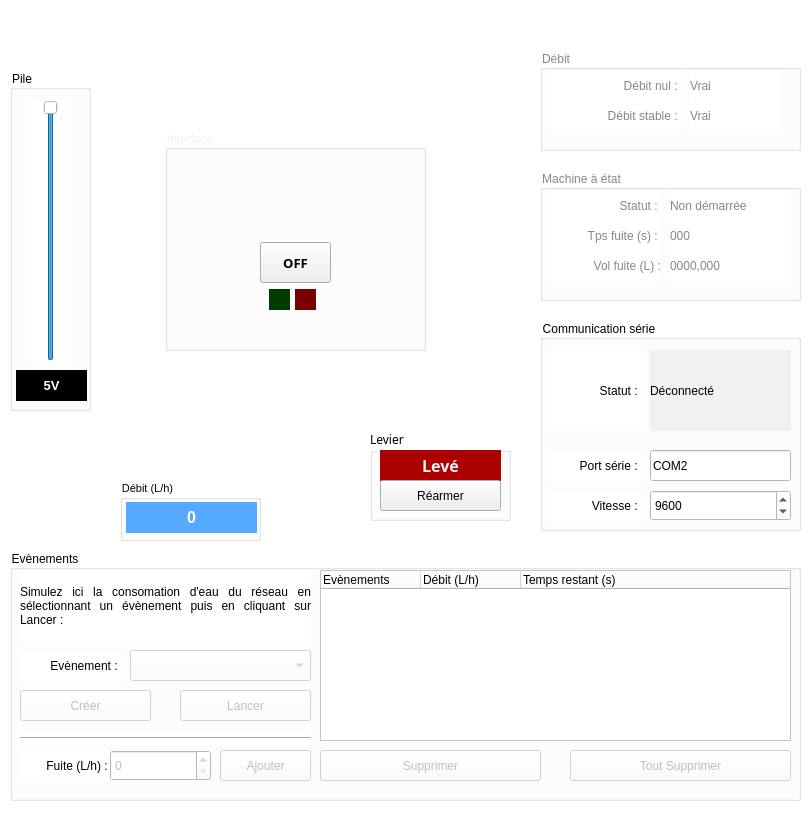
Above: mainwindow.ui from ml4nC3/ClipFlow before the change. Below: the same form after it.
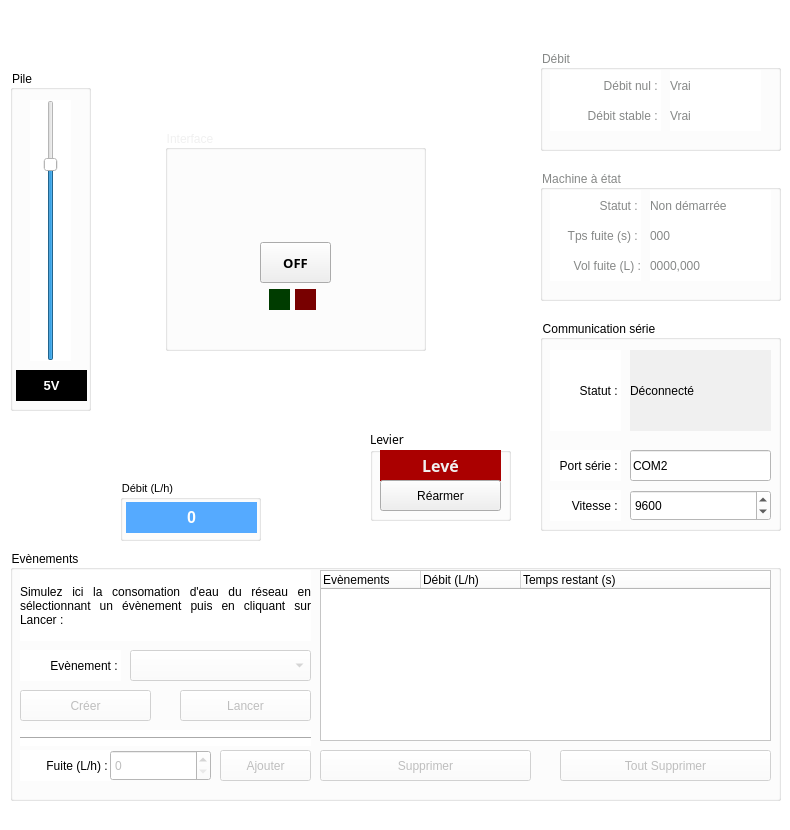
That is the form after the change. Icons and pictures are not drawn.

Patch:
```diff
--- a/mainwindow.ui
+++ b/mainwindow.ui
@@ -6,19 +6,19 @@
    <rect>
     <x>0</x>
     <y>0</y>
-    <width>810</width>
+    <width>790</width>
     <height>830</height>
    </rect>
   </property>
   <property name="minimumSize">
    <size>
-    <width>810</width>
+    <width>790</width>
     <height>830</height>
    </size>
   </property>
   <property name="maximumSize">
    <size>
-    <width>810</width>
+    <width>790</width>
     <height>830</height>
    </size>
   </property>
@@ -165,7 +165,7 @@
      <rect>
       <x>10</x>
       <y>550</y>
-      <width>791</width>
+      <width>771</width>
       <height>251</height>
      </rect>
     </property>
@@ -308,7 +308,7 @@
       <rect>
        <x>310</x>
        <y>200</y>
-       <width>221</width>
+       <width>211</width>
        <height>31</height>
       </rect>
      </property>
@@ -322,9 +322,9 @@
      </property>
      <property name="geometry">
       <rect>
-       <x>560</x>
+       <x>550</x>
        <y>200</y>
-       <width>221</width>
+       <width>211</width>
        <height>31</height>
       </rect>
      </property>
@@ -337,7 +337,7 @@
       <rect>
        <x>310</x>
        <y>20</y>
-       <width>471</width>
+       <width>451</width>
        <height>171</height>
       </rect>
      </property>
@@ -400,7 +400,7 @@
      <rect>
       <x>540</x>
       <y>320</y>
-      <width>261</width>
+      <width>241</width>
       <height>211</height>
      </rect>
     </property>
@@ -415,7 +415,7 @@
       <rect>
        <x>10</x>
        <y>130</y>
-       <width>91</width>
+       <width>71</width>
        <height>31</height>
       </rect>
      </property>
@@ -429,7 +429,7 @@
     <widget class="QLineEdit" name="lineEdit_com_port">
      <property name="geometry">
       <rect>
-       <x>110</x>
+       <x>90</x>
        <y>130</y>
        <width>141</width>
        <height>31</height>
@@ -444,7 +444,7 @@
       <rect>
        <x>10</x>
        <y>170</y>
-       <width>91</width>
+       <width>71</width>
        <height>31</height>
       </rect>
      </property>
@@ -460,7 +460,7 @@
       <rect>
        <x>10</x>
        <y>30</y>
-       <width>91</width>
+       <width>71</width>
        <height>81</height>
       </rect>
      </property>
@@ -474,7 +474,7 @@
     <widget class="QLabel" name="lbl_com_status_text">
      <property name="geometry">
       <rect>
-       <x>110</x>
+       <x>90</x>
        <y>30</y>
        <width>141</width>
        <height>81</height>
@@ -496,7 +496,7 @@
     <widget class="QSpinBox" name="spinBox_baudrate">
      <property name="geometry">
       <rect>
-       <x>110</x>
+       <x>90</x>
        <y>170</y>
        <width>141</width>
        <height>31</height>
@@ -535,7 +535,7 @@
       </rect>
      </property>
      <property name="maximum">
-      <number>5000</number>
+      <number>6500</number>
      </property>
      <property name="singleStep">
       <number>100</number>
@@ -672,7 +672,7 @@
      <rect>
       <x>540</x>
       <y>170</y>
-      <width>261</width>
+      <width>241</width>
       <height>131</height>
      </rect>
     </property>
@@ -685,7 +685,7 @@
     <widget class="QLabel" name="lbl_fsm_state_value">
      <property name="geometry">
       <rect>
-       <x>130</x>
+       <x>110</x>
        <y>20</y>
        <width>121</width>
        <height>31</height>
@@ -700,7 +700,7 @@
       <rect>
        <x>10</x>
        <y>20</y>
-       <width>111</width>
+       <width>91</width>
        <height>31</height>
       </rect>
      </property>
@@ -716,7 +716,7 @@
       <rect>
        <x>10</x>
        <y>50</y>
-       <width>111</width>
+       <width>91</width>
        <height>31</height>
       </rect>
      </property>
@@ -730,7 +730,7 @@
     <widget class="QLabel" name="lbl_leak_vol_value">
      <property name="geometry">
       <rect>
-       <x>130</x>
+       <x>110</x>
        <y>80</y>
        <width>121</width>
        <height>31</height>
@@ -743,7 +743,7 @@
     <widget class="QLabel" name="lbl_leak_time_value">
      <property name="geometry">
       <rect>
-       <x>130</x>
+       <x>110</x>
        <y>50</y>
        <width>121</width>
        <height>31</height>
@@ -758,7 +758,7 @@
       <rect>
        <x>10</x>
        <y>80</y>
-       <width>111</width>
+       <width>91</width>
        <height>31</height>
       </rect>
      </property>
@@ -775,7 +775,7 @@
      <rect>
       <x>540</x>
       <y>50</y>
-      <width>261</width>
+      <width>241</width>
       <height>101</height>
      </rect>
     </property>
@@ -788,7 +788,7 @@
     <widget class="QLabel" name="lbl_stable_flow_value">
      <property name="geometry">
       <rect>
-       <x>150</x>
+       <x>130</x>
        <y>50</y>
        <width>91</width>
        <height>31</height>
@@ -803,7 +803,7 @@
       <rect>
        <x>10</x>
        <y>20</y>
-       <width>131</width>
+       <width>111</width>
        <height>31</height>
       </rect>
      </property>
@@ -819,7 +819,7 @@
       <rect>
        <x>10</x>
        <y>50</y>
-       <width>131</width>
+       <width>111</width>
        <height>31</height>
       </rect>
      </property>
@@ -833,7 +833,7 @@
     <widget class="QLabel" name="lbl_null_flow_value">
      <property name="geometry">
       <rect>
-       <x>150</x>
+       <x>130</x>
        <y>20</y>
        <width>91</width>
        <height>31</height>
```
